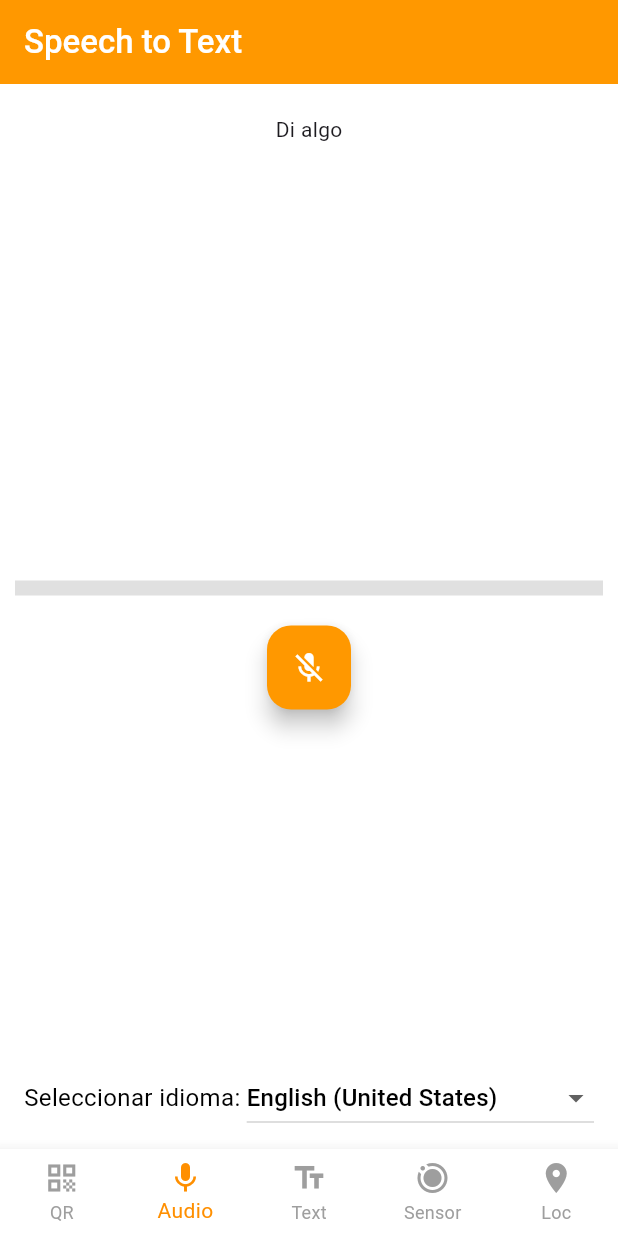
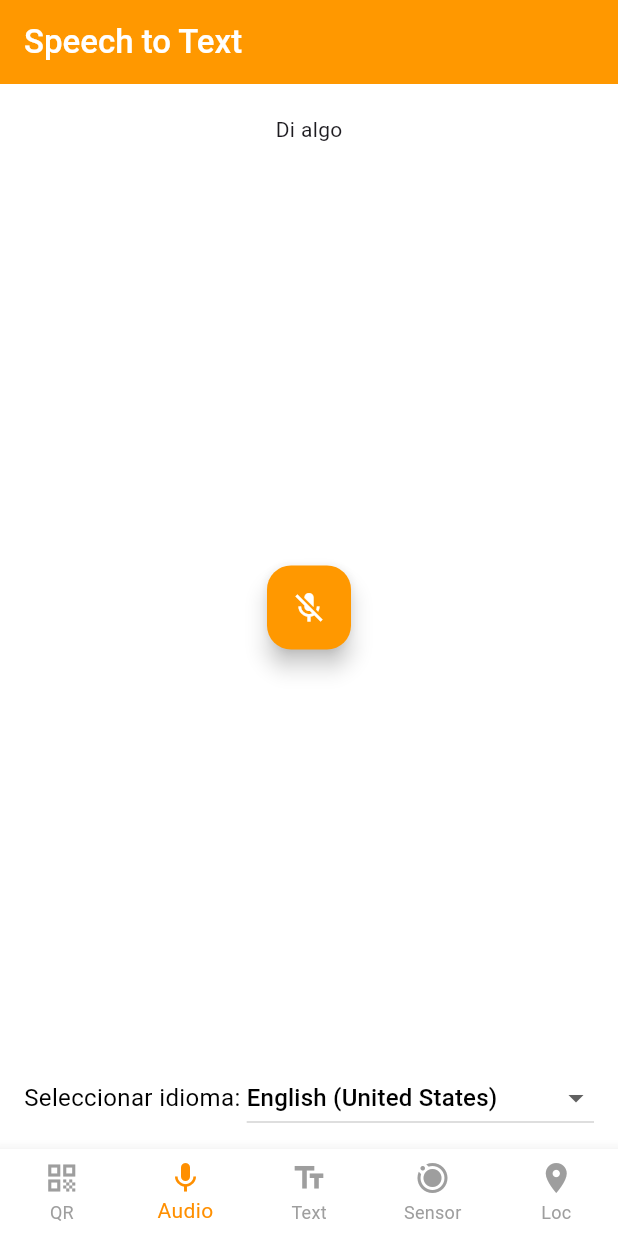
Before and after one commit to HiramZednem/phone-tools, a Flutter app: the screen it shows after launch, item 2 of the bottom bar chosen, on a phone screen of 412 x 824 dp. Run offline on Flutter 3.47's test engine with Material 3 defaults, Android fonts, the phone set to English and light mode, and no system bars; our stand-ins replace flutter_svg, flutter_tts, geolocator, sensors_plus, speech_to_text; missing offline and left inert: mobile_scanner.

Commit message:
posicionamiento del micro

```diff
--- a/lib/screens/screenspechtext.dart
+++ b/lib/screens/screenspechtext.dart
@@ -148,18 +148,6 @@ class _SpechsTextState extends State<SpeechText> {
     return SingleChildScrollView(
         child: Column(
       children: [
-        // Indicador de nivel de sonido
-        Container(
-          padding: const EdgeInsets.all(10),
-          child: LinearProgressIndicator(
-            value: level / 100, // Normalización del nivel de sonido
-            minHeight: 10,
-            backgroundColor: Colors.grey.shade300,
-            valueColor: const AlwaysStoppedAnimation<Color>(Colors.orange),
-          ),
-        ),
-        const SizedBox(height: 10),
-        // Botón para empezar o parar de escuchar
         FloatingActionButton(
           onPressed: _isListening ? _stopListening : _startListening,
           backgroundColor: _isListening ? Colors.green : Colors.orange,
```
